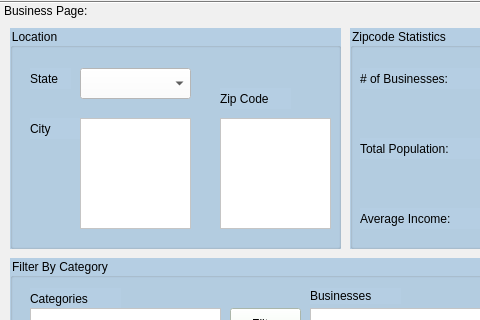
Above: milestone1app.ui from csilby01/451milestone3 before the change; both pictures show x 0 to 480 and y 0 to 320 of the 1081 by 980 pixel window. Below: the same form after it.
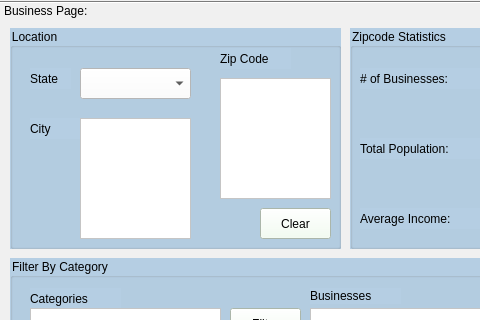
That is the form after the change.

The edit to the form file:
```diff
--- a/milestone1app.ui
+++ b/milestone1app.ui
@@ -110,7 +110,7 @@
          <x>70</x>
          <y>90</y>
          <width>111</width>
-         <height>111</height>
+         <height>121</height>
         </rect>
        </property>
        <property name="styleSheet">
@@ -122,7 +122,7 @@
        <property name="geometry">
         <rect>
          <x>210</x>
-         <y>60</y>
+         <y>20</y>
          <width>71</width>
          <height>21</height>
         </rect>
@@ -135,9 +135,9 @@
        <property name="geometry">
         <rect>
          <x>210</x>
-         <y>90</y>
+         <y>50</y>
          <width>111</width>
-         <height>111</height>
+         <height>121</height>
         </rect>
        </property>
        <property name="styleSheet">
@@ -145,6 +145,26 @@
 font: 10pt &quot;Lucida Sans Unicode&quot;;</string>
        </property>
       </widget>
+      <widget class="QPushButton" name="clearButton">
+       <property name="geometry">
+        <rect>
+         <x>250</x>
+         <y>180</y>
+         <width>71</width>
+         <height>31</height>
+        </rect>
+       </property>
+       <property name="cursor">
+        <cursorShape>PointingHandCursor</cursorShape>
+       </property>
+       <property name="styleSheet">
+        <string notr="true">background-color: rgb(240, 255, 238);
+</string>
+       </property>
+       <property name="text">
+        <string>Clear</string>
+       </property>
+      </widget>
      </widget>
      <widget class="QGroupBox" name="ZipcodeStats">
       <property name="geometry">
```
Left out of the diff: 6 changed lines with no effect on the pictures.
